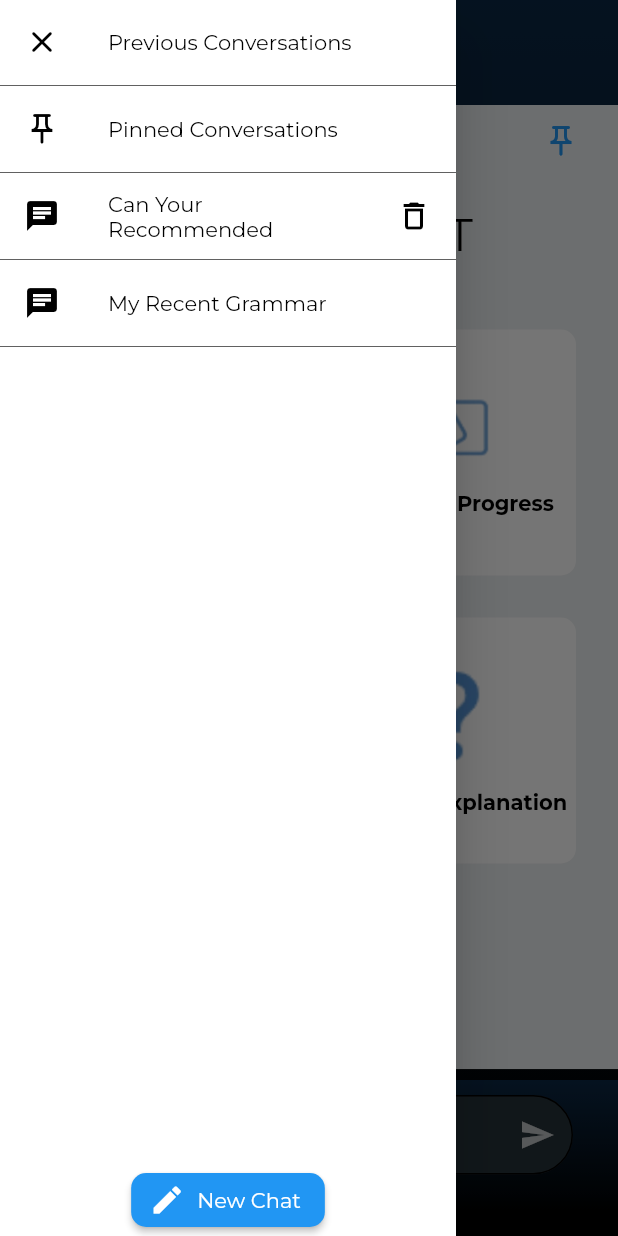
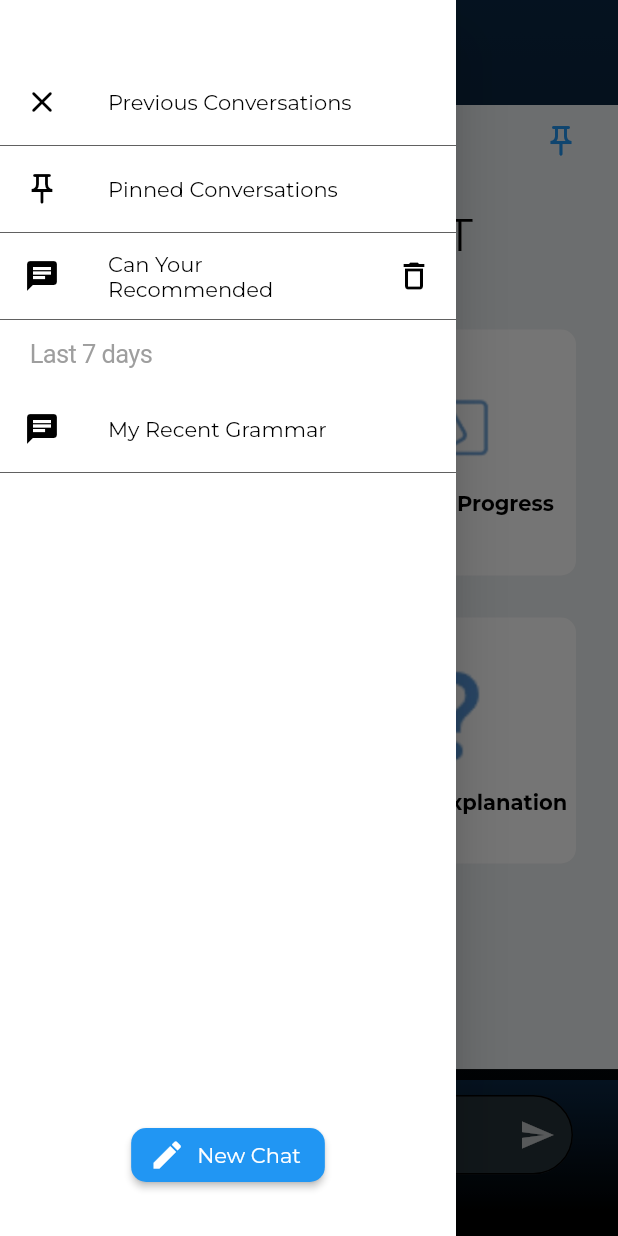
Before and after one commit to DevBeastTeam/moviesapp, a Flutter app: the AIMenuPage screen opened by its route, item 2 of the bottom bar chosen, with the side drawer open, on a phone screen of 412 x 824 dp. Run offline on Flutter 3.47's test engine with Material 3 defaults, Android fonts, the light colour scheme and no system bars; our stand-ins replace awesome_dialog, cached_network_image, chat_bubbles, connectivity_plus, dio, dotted_border and 17 more; missing offline and left inert: audio_session, html_to_flutter, humanize_duration, quick_widgets; accounts and stored records are empty; network calls fail; project files that could hold a hidden picture were left out.

Commit message:
now fixed all ai chat ui

```diff
--- a/lib/pages/ai/aiChat.dart
+++ b/lib/pages/ai/aiChat.dart
@@ -147,6 +147,7 @@ class _AIMenuPage extends ConsumerState<AIMenuPage> {
         child: Column(
           mainAxisAlignment: MainAxisAlignment.center,
           children: [
+            SizedBox(height: 40),
             ListTile(
               leading: const Icon(Icons.close_rounded, color: Colors.black),
               title: const Text(
@@ -184,6 +185,8 @@ class _AIMenuPage extends ConsumerState<AIMenuPage> {
               },
             ),
             Divider(height: 2, color: Colors.grey.shade700),
+            CupertinoListTile(
+              title: Text("Last 7 days", style: TextStyle(color: Colors.grey),)),
             ListTile(
               leading: const Icon(Icons.chat, color: Colors.black),
               title: const Text(
@@ -213,6 +216,7 @@ class _AIMenuPage extends ConsumerState<AIMenuPage> {
                 style: TextStyle(color: Colors.white),
               ),
             ),
+            SizedBox(height: 30)
           ],
         ),
       ),
```
